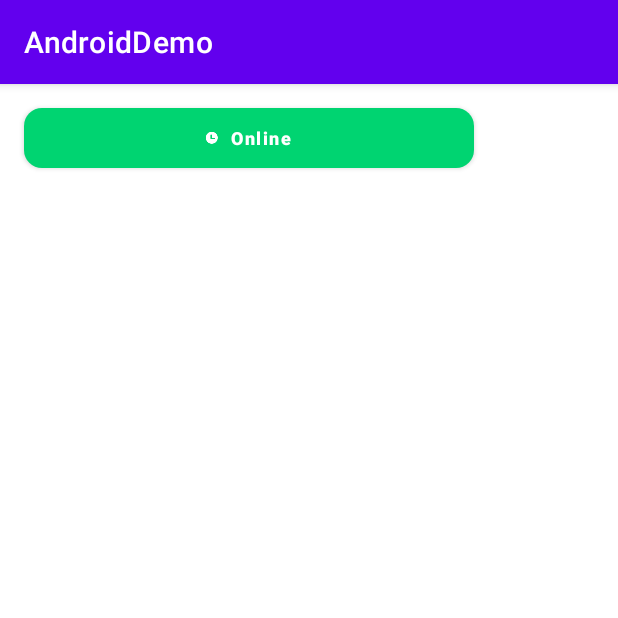
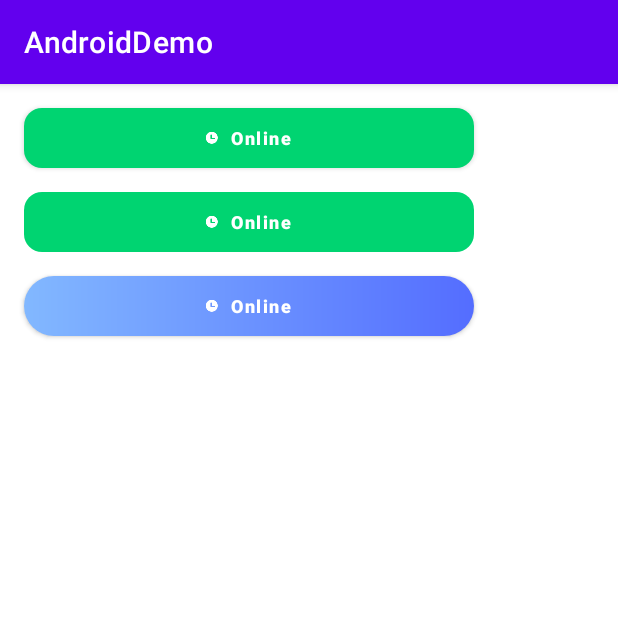
Before and after one commit to cag2050/AndroidDemo, an Android app: the MaterialButtonActivity screen opened directly, with no data from a screen before it, on a phone screen of 412 x 824 dp, the top half of it. Run offline under Robolectric (Android 15) with nearby library versions, the phone set to English and light mode, and no system bars.

Commit message:
MaterialButton加说明

```diff
--- /dev/null
+++ b/app/src/main/res/drawable-xxhdpi/shape_bg_22cornor_playgame.xml
@@ -0,0 +1,6 @@
+<?xml version="1.0" encoding="utf-8"?>
+<shape xmlns:android="http://schemas.android.com/apk/res/android"
+    android:shape="rectangle">
+    <corners android:radius="22dp" />
+    <gradient android:startColor="#ff546DFF" android:endColor="#FF82B8FF" android:angle="180"/>
+</shape>
--- a/app/src/main/res/layout/activity_material_button.xml
+++ b/app/src/main/res/layout/activity_material_button.xml
@@ -6,9 +6,11 @@
     android:layout_height="match_parent"
     tools:context=".MaterialButtonActivity">
 
-<!-- android - 圆角在按钮中不起作用：https://www.nuomiphp.com/eplan/678865.html -->
+    <!-- MaterialButton 使用：https://www.cnblogs.com/cag2050/p/14902568.html -->
+
+    <!-- 如果按钮背景是纯色，可以通过app:backgroundTint指定 -->
     <com.google.android.material.button.MaterialButton
-        android:id="@+id/status_btn"
+        android:id="@+id/btn1"
         android:layout_width="300dp"
         android:layout_height="40dp"
         android:layout_marginStart="16dp"
@@ -28,4 +30,50 @@
         app:layout_constraintStart_toStartOf="parent"
         app:layout_constraintTop_toTopOf="parent" />
 
+    <!-- 指定 style="@style/Widget.MaterialComponents.Button.UnelevatedButton"，这样就能去掉阴影 -->
+    <com.google.android.material.button.MaterialButton
+        android:id="@+id/btn2"
+        style="@style/Widget.MaterialComponents.Button.UnelevatedButton"
+        android:layout_width="300dp"
+        android:layout_height="40dp"
+        android:layout_marginStart="16dp"
+        android:layout_marginTop="16dp"
+        android:insetTop="0dp"
+        android:insetBottom="0dp"
+        android:gravity="center"
+        android:text="@string/common_text_online"
+        android:textAllCaps="false"
+        android:textColor="@color/white"
+        android:textSize="12dp"
+        app:backgroundTint="@color/common_color_00D471"
+        android:textStyle="bold"
+        app:cornerRadius="12dp"
+        app:icon="@drawable/icon_leave"
+        app:iconGravity="textStart"
+        app:layout_constraintStart_toStartOf="parent"
+        app:layout_constraintTop_toBottomOf="@+id/btn1" />
+
+    <!-- 如果按钮背景是渐变色，则需要自己定义drawable，然后通过android:background设置；需要设置：app:backgroundTint="@null" -->
+    <com.google.android.material.button.MaterialButton
+        android:id="@+id/btn3"
+        android:layout_width="300dp"
+        android:layout_height="40dp"
+        android:layout_marginStart="16dp"
+        android:layout_marginTop="16dp"
+        android:insetTop="0dp"
+        android:insetBottom="0dp"
+        android:gravity="center"
+        android:text="@string/common_text_online"
+        android:textAllCaps="false"
+        android:textColor="@color/white"
+        android:textSize="12dp"
+        app:backgroundTint="@null"
+        android:background="@drawable/shape_bg_22cornor_playgame"
+        android:textStyle="bold"
+        app:cornerRadius="12dp"
+        app:icon="@drawable/icon_leave"
+        app:iconGravity="textStart"
+        app:layout_constraintStart_toStartOf="parent"
+        app:layout_constraintTop_toBottomOf="@+id/btn2"/>
+
 </androidx.constraintlayout.widget.ConstraintLayout>
```
